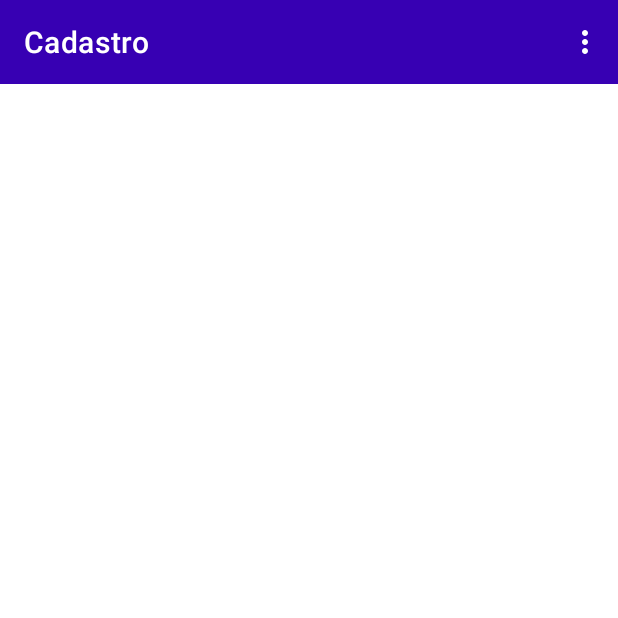
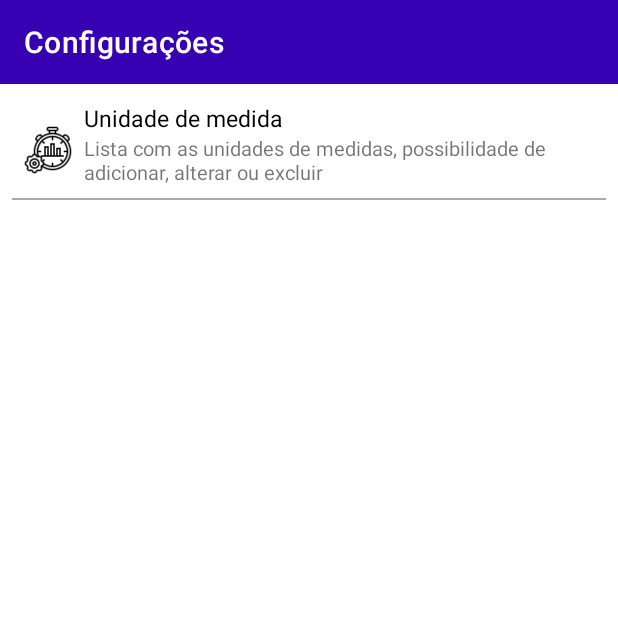
Before and after one commit to FranciellyDiasM/MyHealth, an Android app: the MenuActivity screen opened directly, with no data from a screen before it, in the options menu, after a tap on "Configurações", on a phone screen of 412 x 824 dp, the top half of it. Run offline under Robolectric (Android 15) with nearby library versions, the phone set to English and light mode, and no system bars.

Commit message:
opcao de unidade de medida na tela de configuracoes

```diff
--- a/MyHealth/app/src/main/AndroidManifest.xml
+++ b/MyHealth/app/src/main/AndroidManifest.xml
@@ -12,6 +12,12 @@
         android:supportsRtl="true"
         android:theme="@style/Theme.MyHealth"
         tools:targetApi="31">
+        <activity
+            android:name=".view.config.unitofmeasurement.UnitOfMeasurementActivity"
+            android:exported="false" />
+        <activity
+            android:name=".view.config.ConfigActivity"
+            android:exported="false" />
         <activity
             android:name=".view.menu.MenuActivity"
             android:exported="false" />
--- /dev/null
+++ b/MyHealth/app/src/main/java/br/com/quatrodcum/myhealth/view/config/ConfigActivity.kt
@@ -0,0 +1,39 @@
+package br.com.quatrodcum.myhealth.view.config
+
+import android.content.Context
+import android.content.Intent
+import android.os.Bundle
+import androidx.appcompat.app.AppCompatActivity
+import br.com.quatrodcum.myhealth.databinding.ActivityConfigBinding
+import br.com.quatrodcum.myhealth.view.config.unitofmeasurement.UnitOfMeasurementActivity
+
+class ConfigActivity : AppCompatActivity() {
+
+    private lateinit var binding: ActivityConfigBinding
+
+    override fun onCreate(savedInstanceState: Bundle?) {
+        super.onCreate(savedInstanceState)
+        binding = ActivityConfigBinding.inflate(layoutInflater)
+        setContentView(binding.root)
+
+        setupToolbar()
+        setupListeners()
+    }
+
+    private fun setupToolbar() {
+        setSupportActionBar(binding.toolbar)
+    }
+
+    private fun setupListeners() {
+        binding.groupUnitOfMeasurement.setOnClickListener {
+            UnitOfMeasurementActivity.startActivity(this)
+        }
+    }
+
+    companion object {
+        fun startActivity(context: Context) {
+            val intent = Intent(context, ConfigActivity::class.java)
+            context.startActivity(intent)
+        }
+    }
+}
--- /dev/null
+++ b/MyHealth/app/src/main/java/br/com/quatrodcum/myhealth/view/config/unitofmeasurement/UnitOfMeasurementActivity.kt
@@ -0,0 +1,26 @@
+package br.com.quatrodcum.myhealth.view.config.unitofmeasurement
+
+import android.content.Context
+import android.content.Intent
+import android.os.Bundle
+import androidx.appcompat.app.AppCompatActivity
+import br.com.quatrodcum.myhealth.databinding.ActivityUnitOfMeasurementBinding
+
+class UnitOfMeasurementActivity : AppCompatActivity() {
+
+    private lateinit var binding: ActivityUnitOfMeasurementBinding
+
+    override fun onCreate(savedInstanceState: Bundle?) {
+        super.onCreate(savedInstanceState)
+        binding = ActivityUnitOfMeasurementBinding.inflate(layoutInflater)
+
+        setContentView(binding.root)
+    }
+
+    companion object {
+        fun startActivity(context: Context) {
+            val intent = Intent(context, UnitOfMeasurementActivity::class.java)
+            context.startActivity(intent)
+        }
+    }
+}
--- a/MyHealth/app/src/main/java/br/com/quatrodcum/myhealth/view/menu/MenuActivity.kt
+++ b/MyHealth/app/src/main/java/br/com/quatrodcum/myhealth/view/menu/MenuActivity.kt
@@ -11,6 +11,7 @@ import br.com.quatrodcum.myhealth.controller.MenuController
 import br.com.quatrodcum.myhealth.databinding.ActivityMenuBinding
 import br.com.quatrodcum.myhealth.util.ThreadUtil
 import br.com.quatrodcum.myhealth.util.toast
+import br.com.quatrodcum.myhealth.view.config.ConfigActivity
 import br.com.quatrodcum.myhealth.view.login.LoginActivity
 
 class MenuActivity : AppCompatActivity() {
@@ -34,7 +35,7 @@ class MenuActivity : AppCompatActivity() {
     override fun onOptionsItemSelected(item: MenuItem): Boolean {
         return when (item.itemId) {
             R.id.action_settings -> {
-                toast("Funcao nao implementada")
+                ConfigActivity.startActivity(this)
                 true
             }
 
--- /dev/null
+++ b/MyHealth/app/src/main/res/layout/activity_config.xml
@@ -0,0 +1,81 @@
+<?xml version="1.0" encoding="utf-8"?>
+<androidx.constraintlayout.widget.ConstraintLayout xmlns:android="http://schemas.android.com/apk/res/android"
+    xmlns:app="http://schemas.android.com/apk/res-auto"
+    xmlns:tools="http://schemas.android.com/tools"
+    android:id="@+id/main"
+    android:layout_width="match_parent"
+    android:layout_height="match_parent"
+    tools:context=".view.config.ConfigActivity">
+
+    <com.google.android.material.appbar.MaterialToolbar
+        android:id="@+id/toolbar"
+        android:layout_width="0dp"
+        android:layout_height="?attr/actionBarSize"
+        android:background="@color/colorPrimaryVariant"
+        android:theme="@style/ThemeOverlay.AppCompat.Dark.ActionBar"
+        app:layout_constraintEnd_toEndOf="parent"
+        app:layout_constraintStart_toStartOf="parent"
+        app:layout_constraintTop_toTopOf="parent"
+        app:popupTheme="@style/ThemeOverlay.AppCompat.Light"
+        app:title="@string/title_config" />
+
+    <androidx.constraintlayout.widget.ConstraintLayout
+        android:id="@+id/groupUnitOfMeasurement"
+        android:layout_width="0dp"
+        android:layout_height="wrap_content"
+        app:layout_constraintEnd_toEndOf="parent"
+        app:layout_constraintStart_toStartOf="parent"
+        app:layout_constraintTop_toBottomOf="@id/toolbar">
+
+        <androidx.appcompat.widget.AppCompatImageView
+            android:id="@+id/imgUnitOfMeasurement"
+            android:layout_width="32dp"
+            android:layout_height="32dp"
+            android:layout_marginStart="16dp"
+            android:scaleType="fitCenter"
+            android:src="@drawable/icon_unit_of_measurement"
+            app:layout_constraintBottom_toBottomOf="parent"
+            app:layout_constraintStart_toStartOf="parent"
+            app:layout_constraintTop_toTopOf="@id/titleUnitOfMeasurement" />
+
+        <androidx.appcompat.widget.AppCompatTextView
+            android:id="@+id/titleUnitOfMeasurement"
+            android:layout_width="0dp"
+            android:layout_height="wrap_content"
+            android:layout_marginStart="8dp"
+            android:layout_marginTop="12dp"
+            android:textSize="15sp"
+            android:layout_marginEnd="16dp"
+            android:text="Unidade de medida"
+            android:textColor="@color/black"
+            app:layout_constraintEnd_toEndOf="parent"
+            app:layout_constraintStart_toEndOf="@+id/imgUnitOfMeasurement"
+            app:layout_constraintTop_toTopOf="parent" />
+
+        <androidx.appcompat.widget.AppCompatTextView
+            android:id="@+id/descriptionUnitOfMeasurement"
+            android:layout_width="0dp"
+            android:layout_height="wrap_content"
+            android:layout_marginStart="8dp"
+            android:textSize="13sp"
+            android:layout_marginBottom="8dp"
+            app:layout_constraintBottom_toBottomOf="parent"
+            android:layout_marginEnd="16dp"
+            android:text="Lista com as unidades de medidas, possibilidade de adicionar, alterar ou excluir"
+            app:layout_constraintEnd_toEndOf="parent"
+            app:layout_constraintStart_toEndOf="@+id/imgUnitOfMeasurement"
+            app:layout_constraintTop_toBottomOf="@id/titleUnitOfMeasurement"/>
+
+    </androidx.constraintlayout.widget.ConstraintLayout>
+
+    <View
+        android:layout_width="0dp"
+        android:layout_height="1dp"
+        android:background="@color/separator"
+        app:layout_constraintStart_toStartOf="parent"
+        android:layout_marginStart="8dp"
+        android:layout_marginEnd="8dp"
+        app:layout_constraintEnd_toEndOf="parent"
+        app:layout_constraintTop_toBottomOf="@id/groupUnitOfMeasurement"/>
+
+</androidx.constraintlayout.widget.ConstraintLayout>
--- a/MyHealth/app/src/main/res/layout/activity_menu.xml
+++ b/MyHealth/app/src/main/res/layout/activity_menu.xml
@@ -17,6 +17,6 @@
         app:layout_constraintStart_toStartOf="parent"
         app:layout_constraintTop_toTopOf="parent"
         app:popupTheme="@style/ThemeOverlay.AppCompat.Light"
-        app:title="@string/title_register" />
+        app:title="@string/title_menu" />
 
 </androidx.constraintlayout.widget.ConstraintLayout>
--- /dev/null
+++ b/MyHealth/app/src/main/res/layout/activity_unit_of_measurement.xml
@@ -0,0 +1,10 @@
+<?xml version="1.0" encoding="utf-8"?>
+<androidx.constraintlayout.widget.ConstraintLayout xmlns:android="http://schemas.android.com/apk/res/android"
+    xmlns:app="http://schemas.android.com/apk/res-auto"
+    xmlns:tools="http://schemas.android.com/tools"
+    android:id="@+id/main"
+    android:layout_width="match_parent"
+    android:layout_height="match_parent"
+    tools:context=".view.config.unitofmeasurement.UnitOfMeasurementActivity">
+
+</androidx.constraintlayout.widget.ConstraintLayout>
--- a/MyHealth/app/src/main/res/values/colors.xml
+++ b/MyHealth/app/src/main/res/values/colors.xml
@@ -10,4 +10,6 @@
     <color name="teal_700">#FF018786</color>
     <color name="black">#FF000000</color>
     <color name="white">#FFFFFFFF</color>
+
+    <color name="separator">#AAAAAA</color>
 </resources>
--- a/MyHealth/app/src/main/res/values/strings.xml
+++ b/MyHealth/app/src/main/res/values/strings.xml
@@ -6,4 +6,6 @@
     <string name="title_register">Cadastro</string>
 
     <string name="title_menu">Menu</string>
+
+    <string name="title_config">Configurações</string>
 </resources>
```
Also changed, not shown: MyHealth/app/src/main/res/drawable/icon_unit_of_measurement.png (added).
